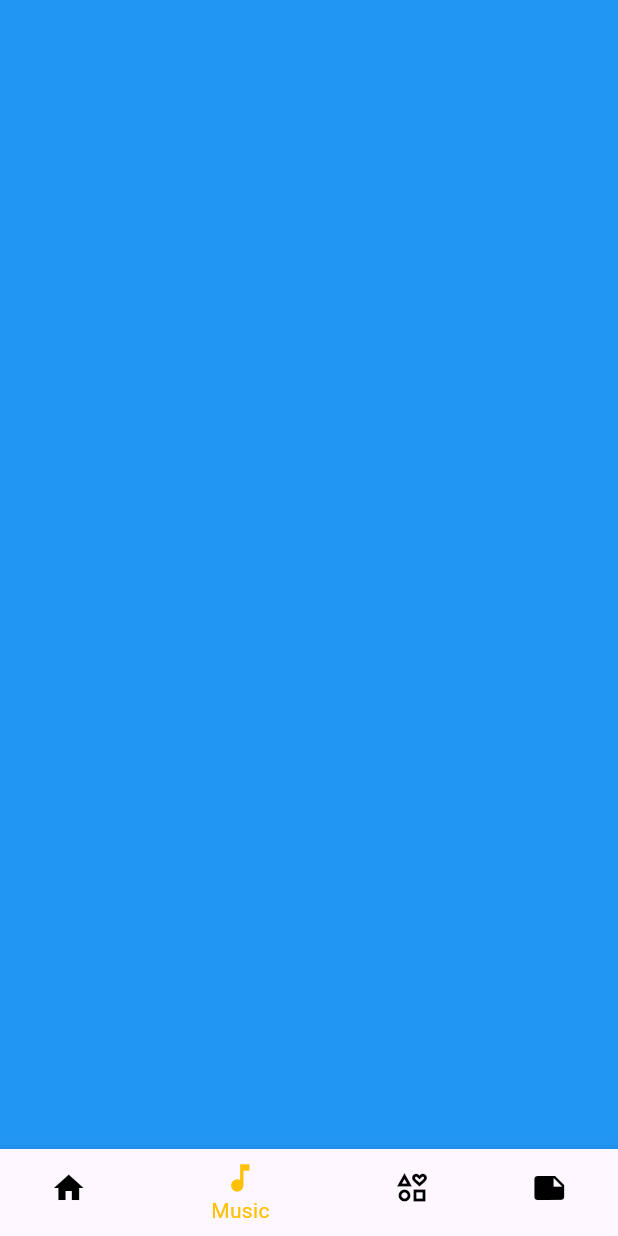
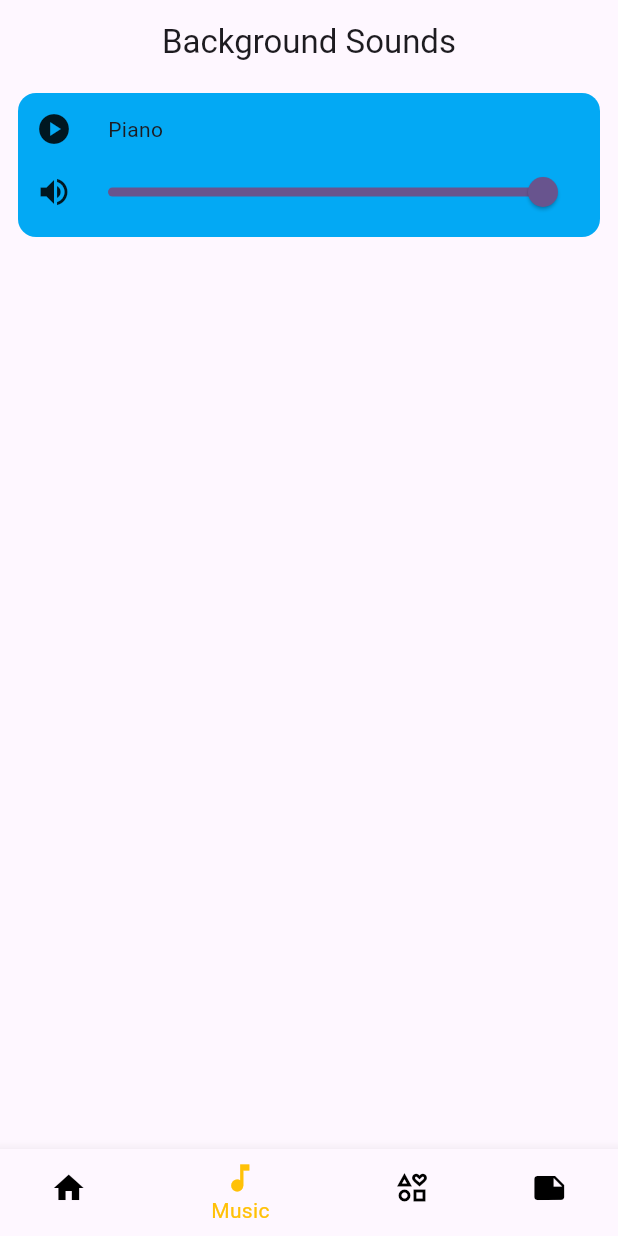
Before and after one commit to MJ-Chaudhry/Tranquille, a Flutter app: the screen it shows after launch, item 2 of the bottom bar chosen, on a phone screen of 412 x 824 dp. Run offline on Flutter 3.47's test engine with Material 3 defaults, Android fonts, the phone set to English and light mode, and no system bars; our stand-ins replace just_audio.

Commit message:
Basic music player completed

```diff
--- a/lib/main.dart
+++ b/lib/main.dart
@@ -1,5 +1,6 @@
 import 'package:flutter/material.dart';
 import 'package:tranquille/home.dart';
+import 'package:tranquille/music.dart';
 
 void main() {
   runApp(const MyApp());
@@ -34,9 +35,7 @@
 
   List<Widget> pages = [
     const Home(),
-    Container(
-      color: Colors.blue,
-    ), // Music()
+    const Music(),
     Container(
       color: Colors.orange,
     ),
--- /dev/null
+++ b/lib/music.dart
@@ -0,0 +1,106 @@
+import 'package:flutter/material.dart';
+import 'package:tranquille/soundtrack.dart';
+
+class Music extends StatefulWidget {
+  const Music({super.key});
+
+  @override
+  State<Music> createState() => _MusicState();
+}
+
+class _MusicState extends State<Music> {
+  List<Soundtrack> players = [
+    Soundtrack("Piano", "assets/piano.wav"),
+  ];
+
+  Future<void> loadPlayers() async {
+    for (Soundtrack track in players) {
+      await track.loadPlayer();
+    }
+  }
+
+  @override
+  void initState() {
+    super.initState();
+
+    loadPlayers().then(
+      (value) {},
+    );
+  }
+
+  @override
+  Widget build(BuildContext context) {
+    return Scaffold(
+        appBar: AppBar(
+          title: const Text("Background Sounds"),
+          centerTitle: true,
+        ),
+        body: Padding(
+          padding: const EdgeInsets.fromLTRB(12, 6, 12, 6),
+          child: ListView.builder(
+            itemBuilder: (context, index) => PlayerContainer(players[index]),
+            itemCount: players.length,
+          ),
+        ));
+  }
+}
+
+class PlayerContainer extends StatefulWidget {
+  const PlayerContainer(this.track, {super.key});
+
+  final Soundtrack track;
+
+  @override
+  State<PlayerContainer> createState() => _PlayerContainerState();
+}
+
+class _PlayerContainerState extends State<PlayerContainer> {
+  @override
+  Widget build(BuildContext context) {
+    return Container(
+      decoration: BoxDecoration(
+        color: Colors.lightBlue,
+        borderRadius: BorderRadius.circular(12),
+      ),
+      child: Padding(
+        padding: const EdgeInsets.fromLTRB(12, 12, 12, 6),
+        child: ListenableBuilder(
+          listenable: widget.track,
+          builder: (context, child) => Column(
+            children: [
+              Row(
+                children: [
+                  GestureDetector(
+                    onTap: widget.track.togglePlayer,
+                    child: Icon(widget.track.isPlaying
+                        ? Icons.pause_circle
+                        : Icons.play_circle),
+                  ),
+                  SizedBox(width: 24),
+                  Text(widget.track.title),
+                ],
+              ),
+              const SizedBox(
+                height: 6,
+              ),
+              Row(
+                children: [
+                  const Icon(Icons.volume_up),
+                  Expanded(
+                    child: Slider(
+                      value: widget.track.volume,
+                      onChanged: (value) => widget.track.setVolume(value),
+                      min: 0,
+                      max: 1,
+                      divisions: 100,
+                    ),
+                  ),
+                ],
+              )
+            ],
+          ),
+        ),
+      ),
+    );
+  }
+}
--- /dev/null
+++ b/lib/soundtrack.dart
@@ -0,0 +1,37 @@
+/// Soundtrack class used to handle different audio tracks.
+library;
+
+import 'package:flutter/material.dart';
+import 'package:just_audio/just_audio.dart';
+
+class Soundtrack extends ChangeNotifier {
+  final AudioPlayer player = AudioPlayer();
+  final String title;
+  final String assetPath;
+  bool isPlaying = false;
+  double volume = 1;
+
+  Soundtrack(this.title, this.assetPath);
+
+  Future<void> loadPlayer() async {
+    await player.setAsset(assetPath);
+    await player.setLoopMode(LoopMode.one);
+  }
+
+  void togglePlayer() {
+    if (isPlaying) {
+      player.pause();
+      isPlaying = false;
+    } else {
+      player.play();
+      isPlaying = true;
+    }
+    notifyListeners();
+  }
+
+  void setVolume(double value) {
+    volume = value;
+    player.setVolume(volume);
+    notifyListeners();
+  }
+}
--- a/pubspec.yaml
+++ b/pubspec.yaml
@@ -35,6 +35,7 @@ dependencies:
   # The following adds the Cupertino Icons font to your application.
   # Use with the CupertinoIcons class for iOS style icons.
   cupertino_icons: ^1.0.8
+  just_audio: ^0.9.41
 
 dev_dependencies:
   flutter_test:
@@ -59,7 +60,8 @@ flutter:
   uses-material-design: true
 
   # To add assets to your application, add an assets section, like this:
-  # assets:
+  assets:
+    - assets/
   #   - images/a_dot_burr.jpeg
   #   - images/a_dot_ham.jpeg
 
```
Also changed, not shown: pubspec.lock, 2 other files.
